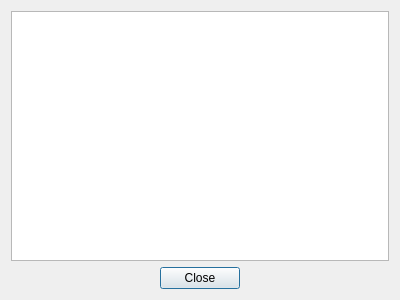
Old version of the form SeismicUI/headerscandialog.ui in the repository fsoos74/su.
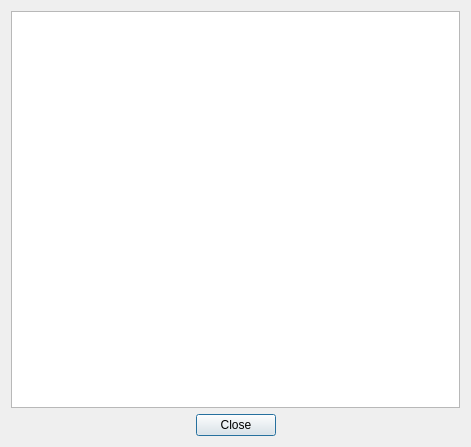
New version of the form.

Commit message: fixed trace header scan bytes display. switched to using table

Patch:
```diff
--- a/SeismicUI/headerscandialog.ui
+++ b/SeismicUI/headerscandialog.ui
@@ -6,8 +6,8 @@
    <rect>
     <x>0</x>
     <y>0</y>
-    <width>400</width>
-    <height>300</height>
+    <width>471</width>
+    <height>447</height>
    </rect>
   </property>
   <property name="windowTitle">
@@ -15,14 +15,7 @@
   </property>
   <layout class="QVBoxLayout" name="verticalLayout">
    <item>
-    <widget class="QTextEdit" name="textEdit">
-     <property name="font">
-      <font>
-       <family>Monospace</family>
-       <pointsize>12</pointsize>
-      </font>
-     </property>
-    </widget>
+    <widget class="QTableView" name="tableView"/>
    </item>
    <item>
     <layout class="QHBoxLayout" name="horizontalLayout">
```
The commit also changes 3 other files.
